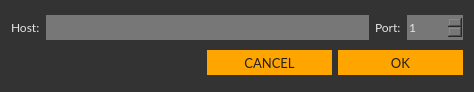
The window that src/gui/ui/newpooldialog.ui (ConcealNetwork/conceal-desktop) describes before a commit, drawn with Qt 5.
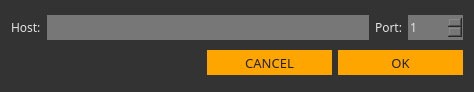
The same window after the commit.

Patch:
```diff
--- a/src/gui/ui/newpooldialog.ui
+++ b/src/gui/ui/newpooldialog.ui
@@ -25,7 +25,7 @@
       <widget class="QLabel" name="label">
        <property name="font">
         <font>
-         <family>Lato</family>
+         <family>Raleway</family>
          <pointsize>9</pointsize>
         </font>
        </property>
@@ -44,7 +44,7 @@
        </property>
        <property name="font">
         <font>
-         <family>Lato</family>
+         <family>Raleway</family>
          <pointsize>9</pointsize>
         </font>
        </property>
@@ -57,7 +57,7 @@
       <widget class="QLabel" name="label_2">
        <property name="font">
         <font>
-         <family>Lato</family>
+         <family>Raleway</family>
          <pointsize>9</pointsize>
         </font>
        </property>
@@ -76,7 +76,7 @@
        </property>
        <property name="font">
         <font>
-         <family>Lato</family>
+         <family>Raleway</family>
          <pointsize>9</pointsize>
         </font>
        </property>
@@ -118,7 +118,7 @@
        </property>
        <property name="font">
         <font>
-         <family>Lato</family>
+         <family>Raleway</family>
          <pointsize>10</pointsize>
         </font>
        </property>
@@ -140,7 +140,7 @@
        </property>
        <property name="font">
         <font>
-         <family>Lato</family>
+         <family>Raleway</family>
          <pointsize>10</pointsize>
         </font>
        </property>
```
